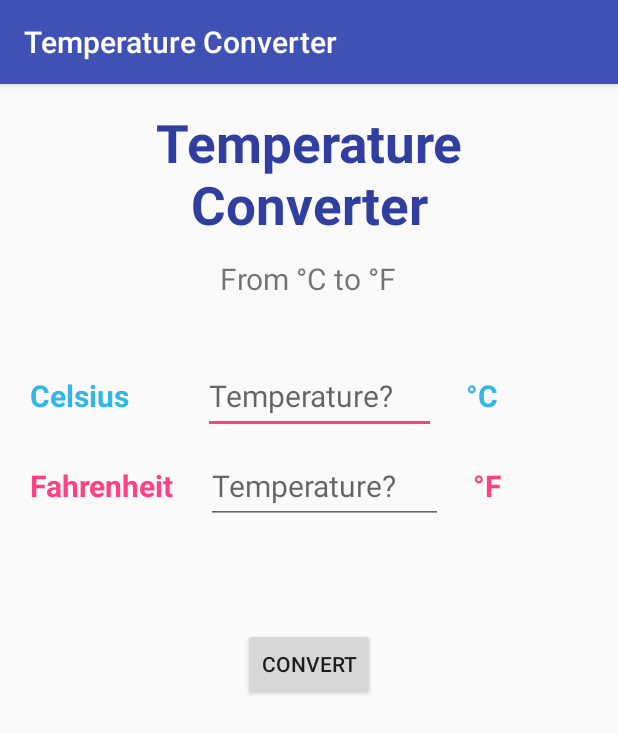
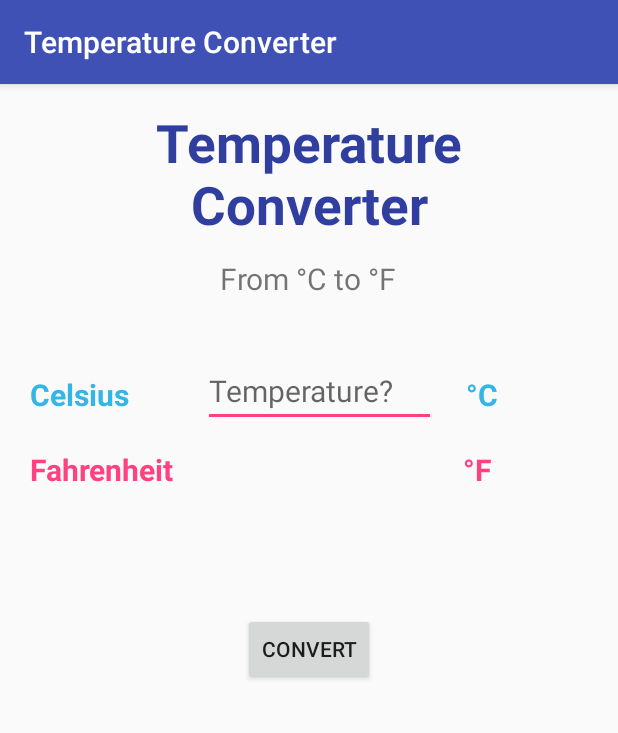
Before and after one commit to nok91/Android-temperatureConverter, an Android app: the screen it shows after launch (MainActivity), on a phone screen of 412 x 824 dp. Shown: the top 733 px of the screen. Run offline under Robolectric (Android 15) with nearby library versions, the phone set to English and light mode, and no system bars.

Commit message:
> read and print text

```diff
--- a/app/src/main/java/uk/co/exyro/temperatureconverter/MainActivity.java
+++ b/app/src/main/java/uk/co/exyro/temperatureconverter/MainActivity.java
@@ -2,12 +2,43 @@ package uk.co.exyro.temperatureconverter;
 
 import android.support.v7.app.AppCompatActivity;
 import android.os.Bundle;
+import android.util.Log;
+import android.view.View;
+import android.widget.Button;
+import android.widget.EditText;
+import android.widget.TextView;
 
 public class MainActivity extends AppCompatActivity {
+
+    EditText tempCelsius;
+    TextView tempFahr;
+    Button button;
 
     @Override
     protected void onCreate(Bundle savedInstanceState) {
         super.onCreate(savedInstanceState);
         setContentView(R.layout.activity_main_relative);
+
+        tempCelsius = findViewById(R.id.etTempCelsius);
+        tempFahr = findViewById(R.id.tvTempF);
+    }
+
+    public void handleTemperature(View view) {
+        Log.d("converterTemperature", "Click sul button");
+
+        //1. read temperature in Celsius
+        String temperatureCelsius = tempCelsius.getText().toString();
+
+        Log.d("converterTemperature", "Temperature Celsius = " + temperatureCelsius);
+
+        // 2. Convert temperature from Celsius to Farenheight
+
+        double tempC = Double.parseDouble(temperatureCelsius);
+        double tempF = tempC * 1.8 + 32;
+
+        //3. save in the TextView the result in F
+
+        tempFahr.setText(Double.toString(tempF));
+
     }
 }
--- a/app/src/main/res/layout/activity_main_relative.xml
+++ b/app/src/main/res/layout/activity_main_relative.xml
@@ -46,8 +46,9 @@
             android:textStyle="bold" />
 
         <EditText
+            android:id="@+id/etTempCelsius"
             android:layout_width="100dp"
-            android:layout_height="50dp"
+            android:layout_height="45dp"
             android:layout_marginEnd="20dp"
             android:layout_marginRight="20dp"
             android:layout_weight="1"
@@ -89,15 +90,11 @@
             android:textSize="20sp"
             android:textStyle="bold" />
 
-        <EditText
+        <TextView
+            android:id="@+id/tvTempF"
             android:layout_width="100dp"
-            android:layout_height="50dp"
-            android:layout_marginEnd="20dp"
-            android:layout_marginRight="20dp"
+            android:layout_height="40dp"
             android:layout_weight="1"
-            android:ems="10"
-            android:hint="Temperature?"
-            android:inputType="textPersonName"
             android:textSize="20sp" />
 
         <TextView
@@ -111,12 +108,14 @@
     </LinearLayout>
 
     <Button
+        android:id="@+id/button"
         android:layout_width="wrap_content"
         android:layout_height="wrap_content"
         android:layout_below="@+id/linearLayout"
         android:layout_centerHorizontal="true"
         android:layout_marginTop="69dp"
         android:layout_weight="1"
+        android:onClick="handleTemperature"
         android:text="Convert" />
 
 </RelativeLayout>
```
